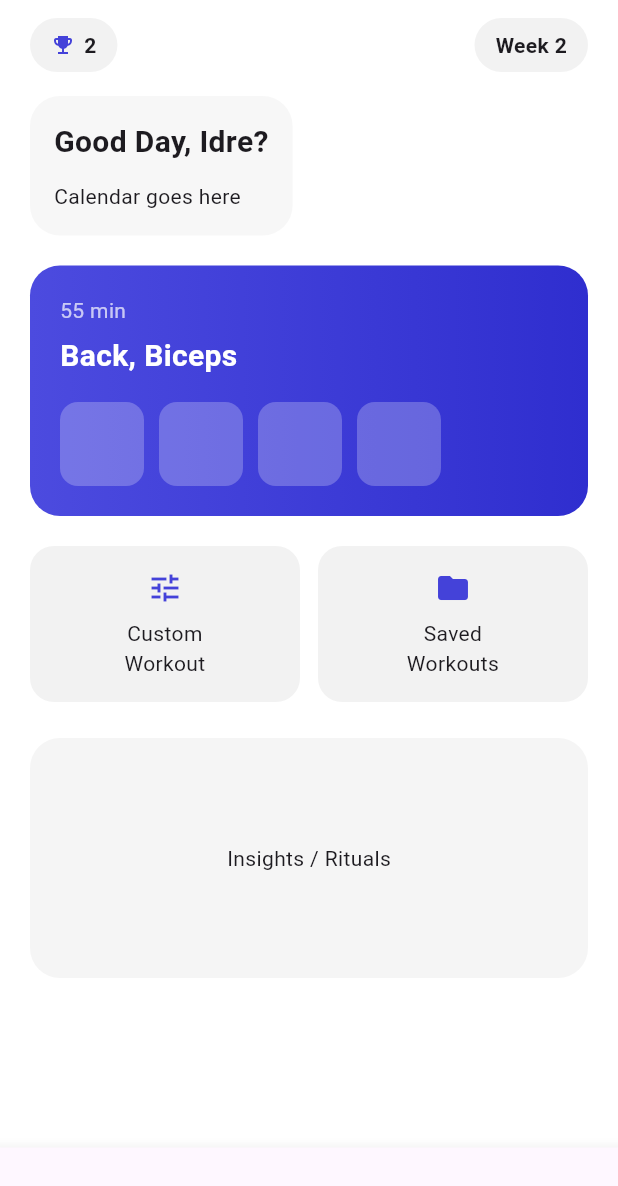
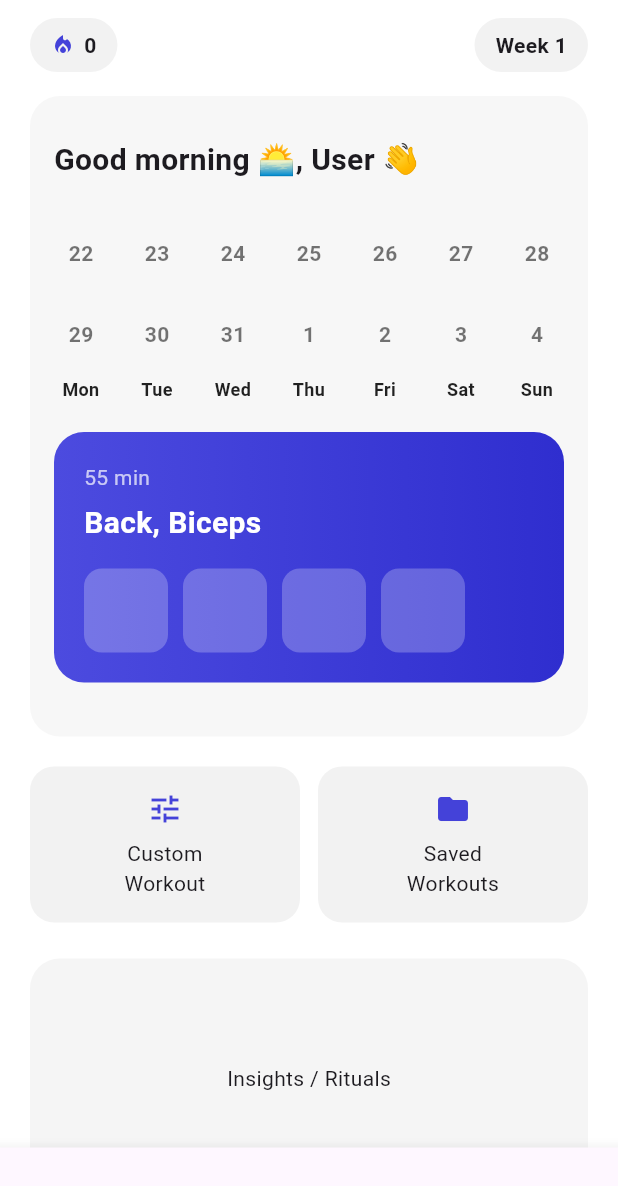
Before and after one commit to Dreidr/FitDays, a Flutter app: the ProfileSetupScreen screen opened directly, after a tap on "Save", on a phone screen of 412 x 824 dp. Shown: the top 1186 px of the screen. Run offline on Flutter 3.47's test engine with Material 3 defaults, Android fonts, the phone set to English and light mode, and no system bars.

Commit message:
home screen update, calendar and greeting card add

```diff
--- /dev/null
+++ b/mobile/lib/core/enums/dropdown_display.dart
@@ -0,0 +1 @@
+enum DropdownDisplay { replacePlaceholder, trailingValue }
--- a/mobile/lib/core/widgets/age_picker.dart
+++ b/mobile/lib/core/widgets/age_picker.dart
@@ -72,7 +72,7 @@ class AgePickerField extends StatelessWidget {
       builder: (_) {
         return SafeArea(
           child: Padding(
-            padding: const EdgeInsets.fromLTRB(16, 12, 16, 16),
+            padding: const EdgeInsets.fromLTRB(16, 16, 10, 10),
             child: Column(
               mainAxisSize: MainAxisSize.min,
               children: [
@@ -85,14 +85,13 @@ class AgePickerField extends StatelessWidget {
                     borderRadius: BorderRadius.circular(99),
                   ),
                 ),
-                const SizedBox(height: 12),
 
                 Row(
                   children: [
                     const SizedBox(width: 12),
                     const Expanded(
                       child: Text(
-                        "Select age",
+                        "Age",
                         style: TextStyle(
                           fontSize: 20,
                           fontWeight: FontWeight.w700,
--- a/mobile/lib/core/widgets/bottom_sheet_dropdown.dart
+++ b/mobile/lib/core/widgets/bottom_sheet_dropdown.dart
@@ -1,4 +1,5 @@
 import 'package:flutter/material.dart';
+import 'package:mobile/core/enums/dropdown_display.dart';
 
 class BottomSheetDropdown extends StatelessWidget {
   const BottomSheetDropdown({
@@ -9,6 +10,7 @@ class BottomSheetDropdown extends StatelessWidget {
     required this.onChanged,
     this.icon = Icons.chevron_right,
     this.showBorder = true, // 👈 default ON
+    this.display = DropdownDisplay.replacePlaceholder,
   });
 
   final String placeholder;
@@ -17,13 +19,13 @@ class BottomSheetDropdown extends StatelessWidget {
   final ValueChanged<String> onChanged;
   final IconData icon;
   final bool showBorder;
+  final DropdownDisplay display;
 
   @override
   Widget build(BuildContext context) {
     return Column(
       crossAxisAlignment: CrossAxisAlignment.start,
       children: [
-        const SizedBox(height: 8),
         InkWell(
           borderRadius: BorderRadius.circular(12),
           onTap: () async {
@@ -51,6 +53,29 @@ class BottomSheetDropdown extends StatelessWidget {
 
             child: Row(
               children: [
+                if (display == DropdownDisplay.trailingValue) ...[
+                  // LEFT: label (placeholder)
+                  Expanded(
+                    child: Text(
+                      placeholder,
+                      style: const TextStyle(
+                        fontSize: 16,
+                        fontWeight: FontWeight.w600,
+                      ),
+                    ),
+                  ),
+
+                  // RIGHT: selected value
+                  Text(
+                    value ?? "Select",
+                    style: TextStyle(
+                      fontSize: 16,
+                      fontWeight: FontWeight.w400,
+                      color: value == null ? Colors.black38 : Colors.black87,
+                    ),
+                  ),
+                ] else ...[
+                  // NORMAL: value replaces placeholder
                   Expanded(
                     child: Text(
                       value ?? placeholder,
@@ -60,6 +85,9 @@ class BottomSheetDropdown extends StatelessWidget {
                       ),
                     ),
                   ),
+                ],
+
+                const SizedBox(width: 8),
                 const Icon(Icons.chevron_right, color: Colors.black38),
               ],
             ),
@@ -81,27 +109,16 @@ class BottomSheetDropdown extends StatelessWidget {
       ),
       builder: (context) {
         return SafeArea(
-
           child: Column(
             mainAxisSize: MainAxisSize.min,
             children: [
-                // top grabber
-                Container(
-                  width: 40,
-                  height: 4,
-                  decoration: BoxDecoration(
-                    color: Colors.black12,
-                    borderRadius: BorderRadius.circular(99),
-                  ),
-                ),
-                const SizedBox(height: 12),
-
-                Row(
+              Padding(
+                padding: const EdgeInsets.fromLTRB(16, 16, 10, 10),
+                child: Row(
                   children: [
-                    const SizedBox(width: 12),
                     Expanded(
                       child: Text(
-                        temp ?? placeholder,
+                        placeholder,
                         style: TextStyle(
                           fontSize: 20,
                           fontWeight: FontWeight.w700,
@@ -120,6 +137,7 @@ class BottomSheetDropdown extends StatelessWidget {
                       ),
                     ),
                   ],
+                ),
               ),
               const SizedBox(height: 8),
 
--- a/mobile/lib/core/widgets/bottom_sheet_slider.dart
+++ b/mobile/lib/core/widgets/bottom_sheet_slider.dart
@@ -127,12 +127,7 @@ class _SliderSheetState extends State<_SliderSheet> {
 
     return SafeArea(
       child: Padding(
-        padding: EdgeInsets.only(
-          left: 20,
-          right: 20,
-          top: 14,
-          bottom: 20 + MediaQuery.of(context).viewInsets.bottom,
-        ),
+       padding: const EdgeInsets.fromLTRB(16, 16, 10, 10),
         child: Column(
           mainAxisSize: MainAxisSize.min,
           children: [
@@ -140,10 +135,7 @@ class _SliderSheetState extends State<_SliderSheet> {
             Row(
               children: [
                 Expanded(
-                  child: Padding(
-                    padding: const EdgeInsets.only(
-                      left: 4,
-                    ), // space before title
+
                     child: Text(
                       widget.title,
                       style: const TextStyle(
@@ -151,7 +143,7 @@ class _SliderSheetState extends State<_SliderSheet> {
                         fontWeight: FontWeight.w700,
                       ),
                     ),
-                  ),
+
                 ),
                 TextButton(
                   onPressed: () => Navigator.pop(context, temp),
@@ -159,8 +151,8 @@ class _SliderSheetState extends State<_SliderSheet> {
                     "Done",
                     style: TextStyle(
                       fontSize: 18,
-                      fontWeight: FontWeight.w800, // <- heavier DONE
-                      color: purple,
+                      fontWeight: FontWeight.w700, // <- heavier DONE
+                      color: Color(0xFF4442D9)
                     ),
                   ),
                 ),
@@ -172,7 +164,7 @@ class _SliderSheetState extends State<_SliderSheet> {
             // big value
             Text(
               "${temp.toStringAsFixed(1)} ${widget.unit}",
-              style: const TextStyle(fontSize: 40, fontWeight: FontWeight.w800),
+              style: const TextStyle(fontSize: 36, fontWeight: FontWeight.w800),
             ),
 
             const SizedBox(height: 14),
--- /dev/null
+++ b/mobile/lib/core/widgets/calendar.dart
@@ -0,0 +1,102 @@
+import 'package:flutter/material.dart';
+
+class Calendar extends StatelessWidget {
+  const Calendar({
+    super.key,
+    required this.dates,
+    required this.completedDates,
+    required this.workoutDays,
+  });
+
+  final List<DateTime> dates;
+  final Set<DateTime> completedDates;
+  final Set<int> workoutDays;
+
+  bool _isSameDay(DateTime a, DateTime b) =>
+      a.year == b.year && a.month == b.month && a.day == b.day;
+
+
+  @override
+  Widget build(BuildContext context) {
+    final week1 = dates.take(7).toList();
+    final week2 = dates.skip(7).take(7).toList();
+    const _weekdayLabels = ["Mon", "Tue", "Wed", "Thu", "Fri", "Sat", "Sun"];
+
+
+    return Column(
+      children: [
+        Row(
+          mainAxisAlignment: MainAxisAlignment.spaceBetween,
+          children: week1.map((date) => _DayCell(date)).toList(),
+        ),
+        const SizedBox(height: 12),
+
+        Row(
+          mainAxisAlignment: MainAxisAlignment.spaceBetween,
+          children: week2.map((date) => _DayCell(date)).toList(),
+        ),
+
+        const SizedBox(height: 10),
+
+        Row(
+          mainAxisAlignment: MainAxisAlignment.spaceBetween,
+          children: List.generate(7, (i) {
+            final label = _weekdayLabels[i]; // ["Mon"...]
+            return SizedBox(
+              width: 36, // match your day cell width
+              child: Text(
+                label,
+                textAlign: TextAlign.center,
+                style: const TextStyle(
+                  fontSize: 12,
+                  fontWeight: FontWeight.w600,
+                  color: Colors.black87,
+                ),
+              ),
+            );
+          }),
+        ),
+      ],
+    );
+  }
+
+  Widget _DayCell(DateTime date) {
+    final today = DateTime.now();
+    final isToday = _isSameDay(date, today);
+    final isCompleted = completedDates.any((d) => _isSameDay(d, date));
+    final isWorkoutDay = workoutDays.contains(date.weekday);
+
+    Color bg;
+    Color text;
+
+    if (isCompleted) {
+      bg = const Color(0xFF4442D9);
+      text = Colors.white;
+    } else if (isToday && isWorkoutDay) {
+      bg = const Color(0xFF4442D9).withOpacity(0.15);
+      text = const Color(0xFF4442D9);
+    } else {
+      bg = Colors.transparent;
+      text = Colors.black54;
+    }
+
+    return Column(
+      children: [
+        const SizedBox(height: 6),
+        Container(
+          width: 36,
+          height: 36,
+          decoration: BoxDecoration(
+            color: bg,
+            borderRadius: BorderRadius.circular(10),
+          ),
+          alignment: Alignment.center,
+          child: Text(
+            date.day.toString(),
+            style: TextStyle(fontWeight: FontWeight.w700, color: text),
+          ),
+        ),
+      ],
+    );
+  }
+}
--- /dev/null
+++ b/mobile/lib/core/widgets/greeting.dart
@@ -0,0 +1,33 @@
+import 'package:flutter/material.dart';
+
+class Greeting extends StatelessWidget {
+  const Greeting({super.key, required this.userName});
+
+  final String userName;
+
+  String getGreeting() {
+    final hour = DateTime.now().hour;
+
+    if (hour < 12) {
+      return "Good morning 🌅";
+    } else if (hour < 17) {
+      return "Good afternoon 🌇";
+    } else {
+      return "Good evening 🏙️";
+    }
+  }
+
+  @override
+  Widget build(BuildContext context) {
+    return Column(
+      crossAxisAlignment: CrossAxisAlignment.start,
+      children: [
+        Text(
+          "${getGreeting()}, $userName 👋",
+          style: const TextStyle(fontSize: 20, fontWeight: FontWeight.w700),
+        ),
+        const SizedBox(height: 12),
+      ],
+    );
+  }
+}
--- a/mobile/lib/core/widgets/greeting_calendar.dart
+++ /dev/null
@@ -1,26 +0,0 @@
-import 'package:flutter/material.dart';
-
-
-class GreetingCalendar extends StatelessWidget {
-  @override
-  Widget build(BuildContext context) {
-    return Container(
-      padding: const EdgeInsets.all(16),
-      decoration: BoxDecoration(
-        color: Colors.black.withOpacity(0.03),
-        borderRadius: BorderRadius.circular(20),
-      ),
-      child: Column(
-        crossAxisAlignment: CrossAxisAlignment.start,
-        children: const [
-          Text(
-            "Good Day, Idre?",
-            style: TextStyle(fontSize: 20, fontWeight: FontWeight.w700),
-          ),
-          SizedBox(height: 12),
-          Text("Calendar goes here"), // later custom calendar widget
-        ],
-      ),
-    );
-  }
-}
--- a/mobile/lib/core/widgets/top_row.dart
+++ b/mobile/lib/core/widgets/top_row.dart
@@ -1,14 +1,30 @@
 import 'package:flutter/material.dart';
 
+class HomeTopRow extends StatelessWidget {
+  const HomeTopRow({
+    super.key,
+    required this.streak,
+    required this.week,
+    this.onStreakTap,
+  });
 
-class TopRow extends StatelessWidget {
+  final int streak;
+  final int week;
+  final VoidCallback? onStreakTap;
+
   @override
   Widget build(BuildContext context) {
     return Row(
       mainAxisAlignment: MainAxisAlignment.spaceBetween,
       children: [
-        _Chip(icon: Icons.emoji_events, label: "2"),
-        _Chip(label: "Week 2"),
+        GestureDetector(
+          onTap: onStreakTap,
+          child: _Chip(
+            icon: Icons.local_fire_department,
+            label: "$streak",
+          ),
+        ),
+        _Chip(label: "Week $week"),
       ],
     );
   }
@@ -16,6 +32,7 @@ class TopRow extends StatelessWidget {
 
 class _Chip extends StatelessWidget {
   const _Chip({this.icon, required this.label});
+
   final IconData? icon;
   final String label;
 
@@ -33,7 +50,10 @@ class _Chip extends StatelessWidget {
             Icon(icon, size: 16, color: const Color(0xFF4442D9)),
             const SizedBox(width: 6),
           ],
-          Text(label, style: const TextStyle(fontWeight: FontWeight.w600)),
+          Text(
+            label,
+            style: const TextStyle(fontWeight: FontWeight.w600),
+          ),
         ],
       ),
     );
--- a/mobile/lib/core/widgets/workout_schedule_field.dart
+++ b/mobile/lib/core/widgets/workout_schedule_field.dart
@@ -89,7 +89,7 @@ class WorkoutScheduleField extends StatelessWidget {
       ),
       builder: (_) => DraggableScrollableSheet(
         expand: false,
-        initialChildSize: 0.5, // 👈 60% height (change this)
+        initialChildSize: 0.4 , // 👈 60% height (change this)
         minChildSize: 0.4,
         maxChildSize: 0.9,
         builder: (context, scrollController) {
@@ -127,22 +127,17 @@ class _WorkoutSchedulePickerState extends State<_WorkoutSchedulePicker> {
 
       body: SafeArea(
         child: Column(
+          mainAxisSize: MainAxisSize.min,
           children: [
-            // 🔹 Custom header (replaces AppBar)
-
-            Row(
+            Padding(
+              padding: const EdgeInsets.fromLTRB(16, 16, 10, 10),
+              child: Row(
                 children: [
-                  IconButton(
-                    icon: const Icon(Icons.close, color: Colors.black87),
-                    onPressed: () => Navigator.pop(context),
-                  ),
-
-                  const Expanded(
+                  Expanded(
                     child: Text(
                       "Workout Schedule",
-                      textAlign: TextAlign.center,
                       style: TextStyle(
-                        fontSize: 18,
+                        fontSize: 20,
                         fontWeight: FontWeight.w700,
                         color: Colors.black87,
                       ),
@@ -162,9 +157,7 @@ class _WorkoutSchedulePickerState extends State<_WorkoutSchedulePicker> {
                   ),
                 ],
               ),
-
-
-            const Divider(height: 1),
+            ),
 
             // 🔹 Scrollable content
             Expanded(
--- a/mobile/lib/features/home/home_screen.dart
+++ b/mobile/lib/features/home/home_screen.dart
@@ -1,33 +1,102 @@
 import 'package:flutter/material.dart';
 import 'package:mobile/core/widgets/top_row.dart';
-import 'package:mobile/core/widgets/greeting_calendar.dart';
+import 'package:mobile/core/widgets/greeting.dart';
+import 'package:mobile/core/widgets/calendar.dart';
 import 'package:mobile/core/widgets/workout_card.dart';
 import 'package:mobile/core/widgets/quick_actions.dart';
 import 'package:mobile/core/widgets/insights.dart';
 import 'package:mobile/core/widgets/bottom_navigation.dart';
 
+class HomeScreen extends StatefulWidget {
+  const HomeScreen({
+    super.key,
+    required this.userName,
+    required this.workoutStreak,
+    required this.startDate,
+    required this.workoutDays,
+  });
 
-class HomeScreen extends StatelessWidget {
-  const HomeScreen({super.key});
+  final String userName;
+  final int workoutStreak;
+  final DateTime startDate;
+  final List<String> workoutDays;
+
+  @override
+  State<HomeScreen> createState() => _HomeScreenState();
+}
+
+class _HomeScreenState extends State<HomeScreen> {
+  final Set<DateTime> completedDates = {}; // ✅ now valid
+
+  int getWeekNumber() {
+    final days = DateTime.now().difference(widget.startDate).inDays;
+    return (days ~/ 7) + 1;
+  }
+
+  Set<int> getWorkoutWeekdays() {
+    const map = {
+      "Mon": DateTime.monday,
+      "Tue": DateTime.tuesday,
+      "Wed": DateTime.wednesday,
+      "Thu": DateTime.thursday,
+      "Fri": DateTime.friday,
+      "Sat": DateTime.saturday,
+      "Sun": DateTime.sunday,
+    };
+
+    return widget.workoutDays.map((d) => map[d]).whereType<int>().toSet();
+  }
+
+  List<DateTime> getTwoWeekDates() {
+    final today = DateTime.now();
+    final startOfThisWeek = today.subtract(Duration(days: today.weekday - 1));
+    final startOfLastWeek = startOfThisWeek.subtract(const Duration(days: 7));
+    return List.generate(14, (i) => startOfLastWeek.add(Duration(days: i)));
+  }
 
   @override
   Widget build(BuildContext context) {
     return Scaffold(
       backgroundColor: Colors.white,
-
       body: SafeArea(
         child: SingleChildScrollView(
           padding: const EdgeInsets.fromLTRB(20, 12, 20, 100),
           child: Column(
             crossAxisAlignment: CrossAxisAlignment.start,
             children: [
-              TopRow(),
+              HomeTopRow(
+                streak: widget.workoutStreak,
+                week: getWeekNumber(),
+                onStreakTap: () {
+                  // TODO: open streak details screen later
+                },
+              ),
               const SizedBox(height: 16),
 
-              GreetingCalendar(),
-              const SizedBox(height: 20),
+              Container(
+                padding: const EdgeInsets.all(16),
+                decoration: BoxDecoration(
+                  color: Colors.black.withOpacity(0.03),
+                  borderRadius: BorderRadius.circular(20),
+                ),
+                child: Column(
+                  crossAxisAlignment: CrossAxisAlignment.start,
+                  children: [
+                    const SizedBox(height: 12),
+                    Greeting(userName: widget.userName),
+                    const SizedBox(height: 12),
+                    Calendar(
+                      dates: getTwoWeekDates(),
+                      completedDates: completedDates,
+                      workoutDays: getWorkoutWeekdays(),
+                    ),
+                    const SizedBox(height: 20),
+                    TodayWorkoutCard(),
+                    const SizedBox(height: 20),
+                  ],
+                ),
+              ),
 
-              TodayWorkoutCard(),
               const SizedBox(height: 20),
 
               QuickActions(),
@@ -38,7 +107,6 @@ class HomeScreen extends StatelessWidget {
           ),
         ),
       ),
-
       bottomNavigationBar: BottomNav(),
     );
   }
--- a/mobile/lib/features/onboarding/plan_setup_screen.dart
+++ b/mobile/lib/features/onboarding/plan_setup_screen.dart
@@ -6,6 +6,7 @@ import 'package:mobile/core/widgets/workout_schedule_field.dart';
 import 'package:mobile/core/widgets/age_picker.dart';
 import 'package:mobile/core/widgets/top_toast.dart';
 import 'package:mobile/features/home/home_screen.dart';
+import 'package:mobile/core/enums/dropdown_display.dart';
 
 class ProfileSetupScreen extends StatefulWidget {
   const ProfileSetupScreen({super.key});
@@ -25,7 +26,6 @@ class _ProfileSetupScreenState extends State<ProfileSetupScreen> {
   int? workoutDuration;
   double weightKg = 72.5;
   bool weightChanged = false;
-
   List<String> workoutDays = []; // start empty
 
   @override
@@ -52,7 +52,14 @@ class _ProfileSetupScreenState extends State<ProfileSetupScreen> {
               onPressed: () {
                 Navigator.push(
                   context,
-                  MaterialPageRoute(builder: (context) => const HomeScreen()),
+                  MaterialPageRoute(
+                    builder: (_) => HomeScreen(
+                      userName: name ?? "User",
+                      workoutStreak: 0, // starts at 0
+                      startDate: DateTime.now(),
+                      workoutDays: workoutDays, // 👈 pass it
+                    ),
+                  ),
                 );
               },
               style: ElevatedButton.styleFrom(
@@ -79,15 +86,15 @@ class _ProfileSetupScreenState extends State<ProfileSetupScreen> {
           crossAxisAlignment: CrossAxisAlignment.start,
           children: [
             const Text(
-              "Profile",
+              "PROFILE",
               style: TextStyle(
-                fontSize: 22,
+                fontSize: 16,
                 fontWeight: FontWeight.w700,
-                color: Colors.black87,
+                color: Colors.black45,
               ),
             ),
 
-            const SizedBox(height: 12),
+            const SizedBox(height: 8),
 
             ProfileNameField(
               value: name,
@@ -103,11 +110,12 @@ class _ProfileSetupScreenState extends State<ProfileSetupScreen> {
               color: Colors.black12,
             ),
 
-//TODO: Show selection separately
+            const SizedBox(height: 8),
 
             BottomSheetDropdown(
               placeholder: "Gender",
               value: gender,
+              display: DropdownDisplay.trailingValue,
               showBorder: false, // 👈 clean list style
               options: const ["Male", "Female", "Other", "Prefer Not To Say"],
               onChanged: (val) {
@@ -122,6 +130,8 @@ class _ProfileSetupScreenState extends State<ProfileSetupScreen> {
               endIndent: 14, // right padding
               color: Colors.black12,
             ),
+
+            const SizedBox(height: 8),
 
             AgePickerField(
               value: age,
@@ -144,26 +154,28 @@ class _ProfileSetupScreenState extends State<ProfileSetupScreen> {
               color: Colors.black12,
             ),
 
+            const SizedBox(height: 16),
+
             const Text(
-              "Fitness goal",
+              "FITNESS GOAL",
               style: TextStyle(
-                fontSize: 22,
+                fontSize: 16,
                 fontWeight: FontWeight.w700,
-                color: Colors.black87,
+                color: Colors.black45,
               ),
             ),
 
             const SizedBox(height: 12),
 
             BottomSheetDropdown(
-              placeholder: "Select Goal",
+              placeholder: "Set My Goal",
               value: fitnessGoal,
               options: const [
-                "Lose weight",
-                "Build muscle",
-                "Maintain fitness",
-                "Improve endurance",
-                "Get stronger",
+                "Lose Weight",
+                "Build Muscle",
+                "Maintain Fitness",
+                "Improve Endurance",
+                "Get Stronger",
               ],
               onChanged: (val) {
                 setState(() => fitnessGoal = val);
@@ -174,7 +186,7 @@ class _ProfileSetupScreenState extends State<ProfileSetupScreen> {
             const SizedBox(height: 12),
 
             BottomSheetSlider(
-              placeholder: "Weight",
+              placeholder: "Weight Goal",
               unit: "kg",
               value: weightKg,
               min: 35,
@@ -191,16 +203,18 @@ class _ProfileSetupScreenState extends State<ProfileSetupScreen> {
               },
             ),
 
-            const SizedBox(height: 48),
+            const SizedBox(height: 16),
 
             const Text(
-              "Workout parameters",
+              "WORKOUT PARAMETERS",
               style: TextStyle(
-                fontSize: 22,
+                fontSize: 16,
                 fontWeight: FontWeight.w700,
-                color: Colors.black87,
+                color: Colors.black45,
               ),
             ),
+
+            const SizedBox(height: 12),
 
             BottomSheetDropdown(
               placeholder: "Fitness Level",
@@ -212,7 +226,7 @@ class _ProfileSetupScreenState extends State<ProfileSetupScreen> {
               },
             ),
 
-            const SizedBox(height: 8),
+            const SizedBox(height: 12),
 
             WorkoutScheduleField(
               placeholder: "Workout Schedule",
@@ -222,6 +236,7 @@ class _ProfileSetupScreenState extends State<ProfileSetupScreen> {
                 showTopToast(context, "Workout Schedule updated");
               },
             ),
+            const SizedBox(height: 12),
 
             BottomSheetDropdown(
               placeholder: "Workout Duration",
@@ -237,10 +252,17 @@ class _ProfileSetupScreenState extends State<ProfileSetupScreen> {
               },
             ),
 
+            const SizedBox(height: 12),
+
             BottomSheetDropdown(
               placeholder: "Workout Plan",
               value: workoutPlan,
-              options: const ["Bulk", "Cut", "Sad", "Bad"],
+              options: const [
+                "Strength Training",
+                "Cardio",
+                "Flexibility Training",
+                "Stability Training",
+              ],
               onChanged: (val) {
                 setState(() => workoutPlan = val);
                 showTopToast(context, "Workout Plan updated");
```
Lines whose indentation alone changed are shown as unchanged.
